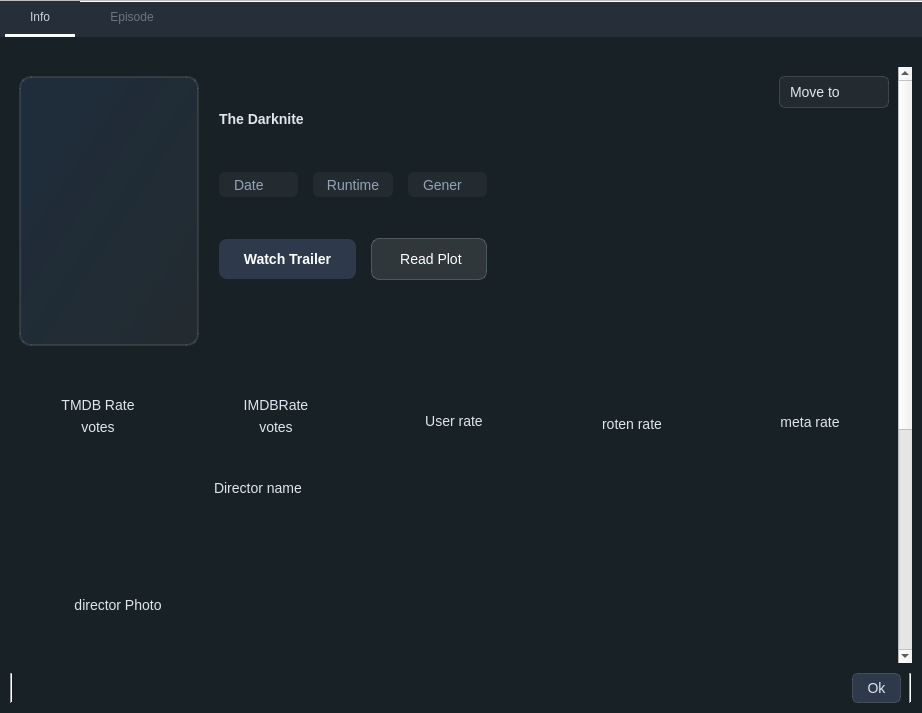
Old version of the form resources/ui/show_ui.ui in the repository a8392280-web/libirary_GUI.
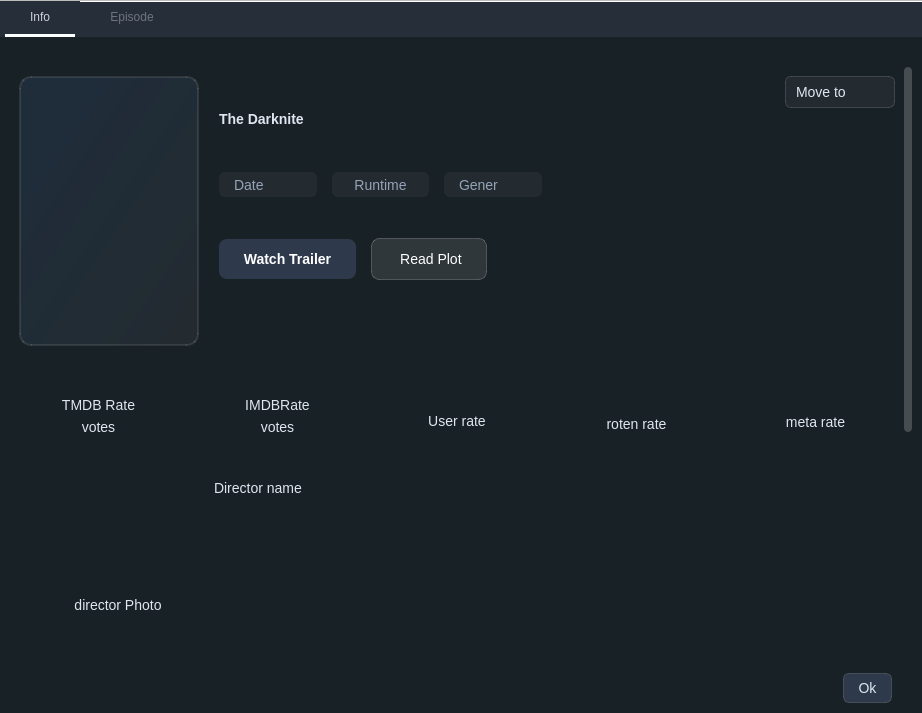
New version of the form. Icons and pictures are not drawn.

Diff of the .ui file:
```diff
--- a/resources/ui/show_ui.ui
+++ b/resources/ui/show_ui.ui
@@ -179,7 +179,71 @@
 QDialog QLabel {
     color: white;
 }
-</string>
+
+
+QScrollArea {
+    border: none;
+    background-color: transparent;
+}
+
+QScrollBar:vertical {
+    border: none;
+    background: transparent;
+    width: 8px;
+    margin: 0px;
+}
+
+QScrollBar::handle:vertical {
+    background: rgba(255, 255, 255, 0.2);
+    min-height: 30px;
+    border-radius: 4px;
+}
+
+QScrollBar::handle:vertical:hover {
+    background: rgba(255, 255, 255, 0.3);
+}
+
+QScrollBar::handle:vertical:pressed {
+    background: rgba(255, 255, 255, 0.4);
+}
+
+QScrollBar::add-line:vertical,
+QScrollBar::sub-line:vertical,
+QScrollBar::add-page:vertical,
+QScrollBar::sub-page:vertical {
+    background: none;
+    height: 0px;
+}
+
+/* Horizontal */
+QScrollBar:horizontal {
+    border: none;
+    background: transparent;
+    height: 8px;
+    margin: 0px;
+}
+
+QScrollBar::handle:horizontal {
+    background: rgba(255, 255, 255, 0.2);
+    min-width: 30px;
+    border-radius: 4px;
+}
+
+QScrollBar::handle:horizontal:hover {
+    background: rgba(255, 255, 255, 0.3);
+}
+
+QScrollBar::handle:horizontal:pressed {
+    background: rgba(255, 255, 255, 0.4);
+}
+
+QScrollBar::add-line:horizontal,
+QScrollBar::sub-line:horizontal,
+QScrollBar::add-page:horizontal,
+QScrollBar::sub-page:horizontal {
+    background: none;
+    width: 0px;
+}</string>
   </property>
   <layout class="QGridLayout" name="gridLayout">
    <property name="leftMargin">
@@ -255,19 +319,18 @@
              <property name="spacing">
               <number>8</number>
              </property>
+             <property name="leftMargin">
+              <number>0</number>
+             </property>
              <property name="topMargin">
               <number>10</number>
              </property>
+             <property name="rightMargin">
+              <number>20</number>
+             </property>
              <property name="bottomMargin">
               <number>5</number>
              </property>
-             <item>
-              <widget class="Line" name="line_2">
-               <property name="orientation">
-                <enum>Qt::Orientation::Vertical</enum>
-               </property>
-              </widget>
-             </item>
              <item>
               <spacer name="horizontalSpacer">
                <property name="orientation">
@@ -288,17 +351,13 @@
                </property>
               </widget>
              </item>
-             <item>
-              <widget class="Line" name="line_3">
-               <property name="orientation">
-                <enum>Qt::Orientation::Vertical</enum>
-               </property>
-              </widget>
-             </item>
             </layout>
            </item>
            <item row="0" column="0">
             <widget class="QScrollArea" name="scrollArea_2">
+             <property name="styleSheet">
+              <string notr="true"/>
+             </property>
              <property name="widgetResizable">
               <bool>true</bool>
              </property>
@@ -306,70 +365,13 @@
               <property name="geometry">
                <rect>
                 <x>0</x>
-                <y>-82</y>
-                <width>885</width>
+                <y>0</y>
+                <width>894</width>
                 <height>1004</height>
                </rect>
               </property>
               <layout class="QGridLayout" name="gridLayout_3">
                <item row="1" column="0">
-                <widget class="QWidget" name="widget_7" native="true">
-                 <property name="minimumSize">
-                  <size>
-                   <width>0</width>
-                   <height>0</height>
-                  </size>
-                 </property>
-                 <property name="sizeIncrement">
-                  <size>
-                   <width>0</width>
-                   <height>0</height>
-                  </size>
-                 </property>
-                 <layout class="QGridLayout" name="gridLayout_10">
-                  <property name="topMargin">
-                   <number>30</number>
-                  </property>
-                  <property name="verticalSpacing">
-                   <number>6</number>
-                  </property>
-                  <item row="0" column="0">
-                   <layout class="QHBoxLayout" name="horizontalLayout_5">
-                    <item alignment="Qt::AlignmentFlag::AlignTop">
-                     <widget class="QLabel" name="director_cover_label">
-                      <property name="minimumSize">
-                       <size>
-                        <width>180</width>
-                        <height>250</height>
-                       </size>
-                      </property>
-                      <property name="maximumSize">
-                       <size>
-                        <width>180</width>
-                        <height>200</height>
-                       </size>
-                      </property>
-                      <property name="text">
-                       <string>director Photo</string>
-                      </property>
-                      <property name="alignment">
-                       <set>Qt::AlignmentFlag::AlignCenter</set>
-                      </property>
-                     </widget>
-                    </item>
-                    <item alignment="Qt::AlignmentFlag::AlignTop">
-                     <widget class="QLabel" name="director_name">
-                      <property name="text">
-                       <string>Director name</string>
-                      </property>
-                     </widget>
-                    </item>
-                   </layout>
-                  </item>
-                 </layout>
-                </widget>
-               </item>
-               <item row="0" column="0">
                 <layout class="QVBoxLayout" name="verticalLayout_2">
                  <property name="spacing">
                   <number>20</number>
@@ -587,6 +589,49 @@
                            </property>
                           </widget>
                          </item>
+                         <item>
+                          <widget class="QPushButton" name="favorite_button">
+                           <property name="maximumSize">
+                            <size>
+                             <width>40</width>
+                             <height>40</height>
+                            </size>
+                           </property>
+                           <property name="autoFillBackground">
+                            <bool>false</bool>
+                           </property>
+                           <property name="styleSheet">
+                            <string notr="true">QPushButton {
+    border: none;
+    background: transparent;
+}
+QPushButton:hover {
+    background: rgba(255, 0, 0, 0.1);
+    border-radius: 5px;
+}</string>
+                           </property>
+                           <property name="text">
+                            <string/>
+                           </property>
+                           <property name="icon">
+                            <iconset resource="../resources.qrc">
+                             <normaloff>:/icons/Icons/white_heart.png</normaloff>
+                             <normalon>:/icons/Icons/blue_heart.png</normalon>:/icons/Icons/white_heart.png</iconset>
+                           </property>
+                           <property name="iconSize">
+                            <size>
+                             <width>32</width>
+                             <height>32</height>
+                            </size>
+                           </property>
+                           <property name="checkable">
+                            <bool>true</bool>
+                           </property>
+                           <property name="flat">
+                            <bool>true</bool>
+                           </property>
+                          </widget>
+                         </item>
                         </layout>
                        </item>
                        <item>
@@ -793,7 +838,7 @@
                     </widget>
                    </item>
                    <item>
-                    <widget class="QWidget" name="widget_2" native="true">
+                    <widget class="QWidget" name="user_rating_widget" native="true">
                      <property name="styleSheet">
                       <string notr="true">QWidget {
 
@@ -934,7 +979,7 @@
                  </item>
                 </layout>
                </item>
-               <item row="2" column="0">
+               <item row="3" column="0">
                 <widget class="QScrollArea" name="scrollArea_3">
                  <property name="minimumSize">
                   <size>
@@ -959,7 +1004,7 @@
                    <rect>
                     <x>0</x>
                     <y>0</y>
-                    <width>867</width>
+                    <width>876</width>
                     <height>285</height>
                    </rect>
                   </property>
@@ -983,6 +1028,63 @@
                  </widget>
                 </widget>
                </item>
+               <item row="2" column="0">
+                <widget class="QWidget" name="widget_7" native="true">
+                 <property name="minimumSize">
+                  <size>
+                   <width>0</width>
+                   <height>0</height>
+                  </size>
+                 </property>
+                 <property name="sizeIncrement">
+                  <size>
+                   <width>0</width>
+                   <height>0</height>
+                  </size>
+                 </property>
+                 <layout class="QGridLayout" name="gridLayout_10">
+                  <property name="topMargin">
+                   <number>30</number>
+                  </property>
+                  <property name="verticalSpacing">
+                   <number>6</number>
+                  </property>
+                  <item row="0" column="0">
+                   <layout class="QHBoxLayout" name="horizontalLayout_5">
+                    <item alignment="Qt::AlignmentFlag::AlignTop">
+                     <widget class="QLabel" name="director_cover_label">
+                      <property name="minimumSize">
+                       <size>
+                        <width>180</width>
+                        <height>250</height>
+                       </size>
+                      </property>
+                      <property name="maximumSize">
+                       <size>
+                        <width>180</width>
+                        <height>200</height>
+                       </size>
+                      </property>
+                      <property name="text">
+                       <string>director Photo</string>
+                      </property>
+                      <property name="alignment">
+                       <set>Qt::AlignmentFlag::AlignCenter</set>
+                      </property>
+                     </widget>
+                    </item>
+                    <item alignment="Qt::AlignmentFlag::AlignTop">
+                     <widget class="QLabel" name="director_name">
+                      <property name="text">
+                       <string>Director name</string>
+                      </property>
+                     </widget>
+                    </item>
+                   </layout>
+                  </item>
+                 </layout>
+                </widget>
+               </item>
               </layout>
              </widget>
             </widget>
@@ -1015,6 +1117,9 @@
        </property>
        <item row="0" column="0">
         <widget class="QScrollArea" name="scrollArea_4">
+         <property name="styleSheet">
+          <string notr="true"/>
+         </property>
          <property name="widgetResizable">
           <bool>true</bool>
          </property>
@@ -1023,8 +1128,8 @@
            <rect>
             <x>0</x>
             <y>0</y>
-            <width>922</width>
-            <height>668</height>
+            <width>100</width>
+            <height>30</height>
            </rect>
           </property>
           <layout class="QGridLayout" name="gridLayout_11">
```
Left out of the diff: 20 changed lines with no effect on the pictures.
